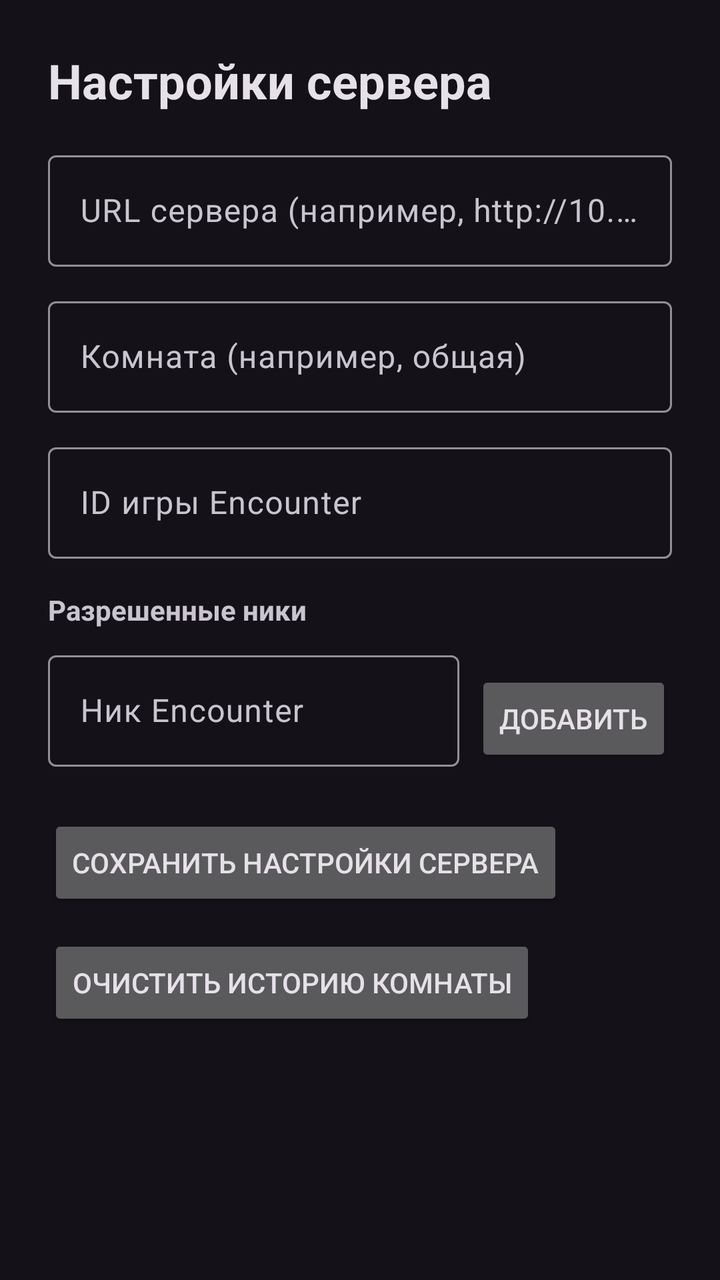
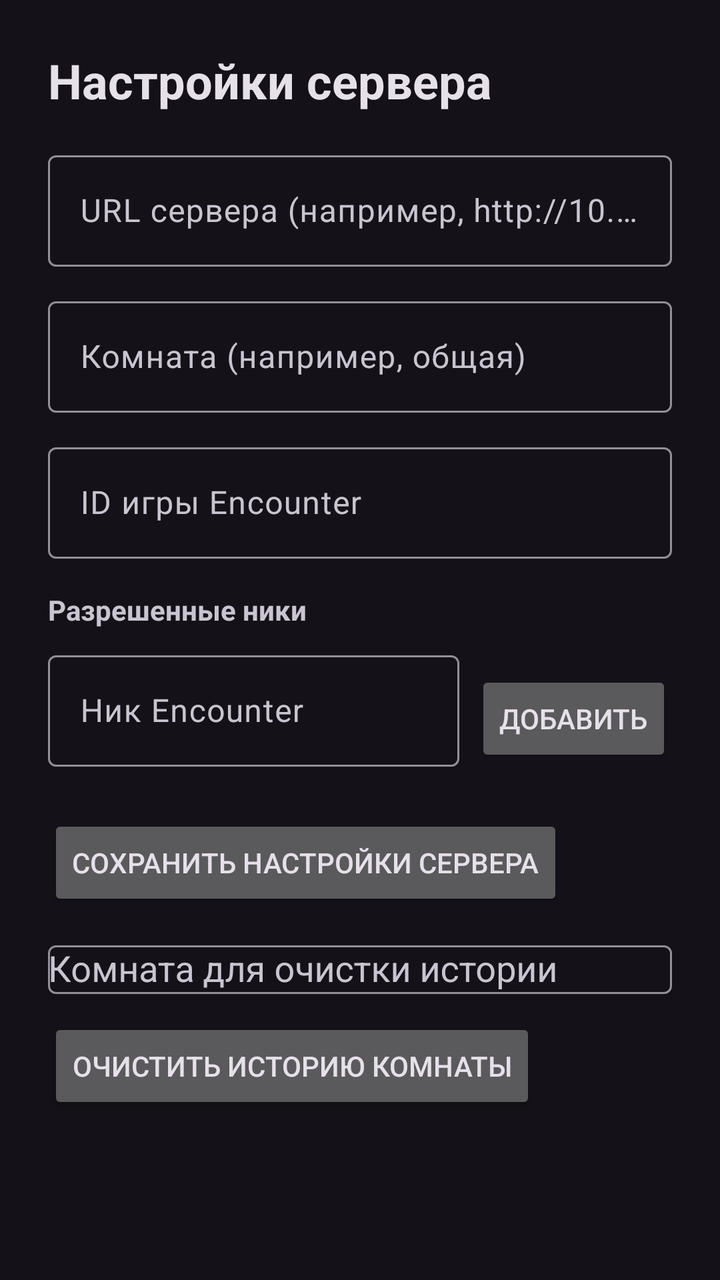

An Android layout rendered at two revisions. The XML below is the earlier revision; the diff shows what the commit changed to produce the second picture.
<!-- AndroidManifest.xml: application theme Theme.GameChatAndroid -->
<!-- res/layout/fragment_server_settings.xml -->
<?xml version="1.0" encoding="utf-8"?>
<LinearLayout xmlns:android="http://schemas.android.com/apk/res/android"
    android:layout_width="match_parent"
    android:layout_height="match_parent"
    android:background="?attr/colorSurface"
    android:orientation="vertical"
    android:padding="24dp">

    <TextView
        android:id="@+id/serverSettingsTitle"
        android:layout_width="wrap_content"
        android:layout_height="wrap_content"
        android:text="@string/menu_server_settings"
        android:textColor="?attr/colorOnSurface"
        android:textSize="24sp"
        android:textStyle="bold" />

    <TextView
        android:id="@+id/serverSettingsAccessDenied"
        android:layout_width="wrap_content"
        android:layout_height="wrap_content"
        android:layout_marginTop="14dp"
        android:text="@string/admin_access_denied"
        android:textColor="#B00020"
        android:textSize="15sp"
        android:visibility="gone" />

    <com.google.android.material.textfield.TextInputLayout
        android:id="@+id/serverUrlLayout"
        android:layout_width="match_parent"
        android:layout_height="wrap_content"
        android:layout_marginTop="16dp"
        android:hint="@string/settings_server_url_hint">

        <com.google.android.material.textfield.TextInputEditText
            android:id="@+id/serverUrlInput"
            android:layout_width="match_parent"
            android:layout_height="wrap_content"
            android:imeOptions="actionNext"
            android:inputType="textUri"
            android:maxLines="1" />
    </com.google.android.material.textfield.TextInputLayout>

    <com.google.android.material.textfield.TextInputLayout
        android:id="@+id/chatRoomLayout"
        android:layout_width="match_parent"
        android:layout_height="wrap_content"
        android:layout_marginTop="12dp"
        android:hint="@string/settings_room_hint">

        <com.google.android.material.textfield.TextInputEditText
            android:id="@+id/chatRoomInput"
            android:layout_width="match_parent"
            android:layout_height="wrap_content"
            android:imeOptions="actionDone"
            android:inputType="text"
            android:maxLines="1" />
    </com.google.android.material.textfield.TextInputLayout>

    <com.google.android.material.textfield.TextInputLayout
        android:id="@+id/encGameIdLayout"
        android:layout_width="match_parent"
        android:layout_height="wrap_content"
        android:layout_marginTop="12dp"
        android:hint="@string/settings_enc_game_id_hint">

        <com.google.android.material.textfield.TextInputEditText
            android:id="@+id/encGameIdInput"
            android:layout_width="match_parent"
            android:layout_height="wrap_content"
            android:imeOptions="actionDone"
            android:inputType="number"
            android:maxLines="1" />
    </com.google.android.material.textfield.TextInputLayout>

    <TextView
        android:id="@+id/allowedNicksTitle"
        android:layout_width="wrap_content"
        android:layout_height="wrap_content"
        android:layout_marginTop="16dp"
        android:text="@string/settings_allowed_nicks_title"
        android:textStyle="bold" />

    <LinearLayout
        android:layout_width="match_parent"
        android:layout_height="wrap_content"
        android:layout_marginTop="8dp"
        android:orientation="horizontal">

        <com.google.android.material.textfield.TextInputLayout
            android:layout_width="0dp"
            android:layout_height="wrap_content"
            android:layout_weight="1"
            android:hint="@string/settings_allowed_nick_hint">

            <com.google.android.material.textfield.TextInputEditText
                android:id="@+id/allowedNickInput"
                android:layout_width="match_parent"
                android:layout_height="wrap_content"
                android:maxLines="1" />
        </com.google.android.material.textfield.TextInputLayout>

        <Button
            android:id="@+id/addAllowedNickButton"
            android:layout_width="wrap_content"
            android:layout_height="wrap_content"
            android:layout_marginStart="8dp"
            android:layout_gravity="bottom"
            android:text="@string/settings_allowed_nick_add" />
    </LinearLayout>

    <LinearLayout
        android:id="@+id/allowedNicksContainer"
        android:layout_width="match_parent"
        android:layout_height="wrap_content"
        android:layout_marginTop="8dp"
        android:orientation="vertical" />

    <Button
        android:id="@+id/saveServerSettingsButton"
        android:layout_width="wrap_content"
        android:layout_height="wrap_content"
        android:layout_marginTop="16dp"
        android:text="@string/settings_save_server" />

    <Button
        android:id="@+id/clearRoomHistoryButton"
        android:layout_width="wrap_content"
        android:layout_height="wrap_content"
        android:layout_marginTop="12dp"
        android:text="@string/settings_clear_room_history" />

</LinearLayout>
<!-- resources referenced by this layout -->
<resources>
  <string name="admin_access_denied">Настройки сервера доступны только администраторам.</string>
  <string name="menu_server_settings">Настройки сервера</string>
  <string name="settings_allowed_nick_add">Добавить</string>
  <string name="settings_allowed_nick_hint">Ник Encounter</string>
  <string name="settings_allowed_nicks_title">Разрешенные ники</string>
  <string name="settings_clear_room_history">Очистить историю комнаты</string>
  <string name="settings_enc_game_id_hint">ID игры Encounter</string>
  <string name="settings_room_hint">Комната (например, общая)</string>
  <string name="settings_save_server">Сохранить настройки сервера</string>
  <string name="settings_server_url_hint">URL сервера (например, http://10.0.2.2:8080)</string>
  <style name="Theme.GameChatAndroid" parent="Theme.Material3.Dark.NoActionBar">
          <item name="colorPrimary">#7AA2FF</item>
          <item name="colorOnPrimary">#0B1220</item>
          <item name="colorPrimaryContainer">#7AA2FF</item>
          <item name="colorOnPrimaryContainer">#0B1220</item>
          <item name="android:statusBarColor">?attr/colorSurface</item>
          <item name="android:navigationBarColor">?attr/colorSurface</item>
      </style>
</resources>

<!-- the commit's change to res/layout/fragment_server_settings.xml (unified diff, before → after) -->
@@ -123,6 +123,21 @@
         android:layout_marginTop="16dp"
         android:text="@string/settings_save_server" />
 
+    <com.google.android.material.textfield.TextInputLayout
+        android:id="@+id/clearRoomSelectorLayout"
+        android:layout_width="match_parent"
+        android:layout_height="wrap_content"
+        android:layout_marginTop="12dp"
+        android:hint="@string/settings_clear_room_selector_hint">
+
+        <AutoCompleteTextView
+            android:id="@+id/clearRoomSelectorInput"
+            android:layout_width="match_parent"
+            android:layout_height="wrap_content"
+            android:inputType="none"
+            android:maxLines="1" />
+    </com.google.android.material.textfield.TextInputLayout>
+
     <Button
         android:id="@+id/clearRoomHistoryButton"
         android:layout_width="wrap_content"
<!-- resource entries referenced after the edit -->
@@ -6,6 +6,7 @@
   <string name="settings_allowed_nick_hint">Ник Encounter</string>
   <string name="settings_allowed_nicks_title">Разрешенные ники</string>
   <string name="settings_clear_room_history">Очистить историю комнаты</string>
+  <string name="settings_clear_room_selector_hint">Комната для очистки истории</string>
   <string name="settings_enc_game_id_hint">ID игры Encounter</string>
   <string name="settings_room_hint">Комната (например, общая)</string>
   <string name="settings_save_server">Сохранить настройки сервера</string>
